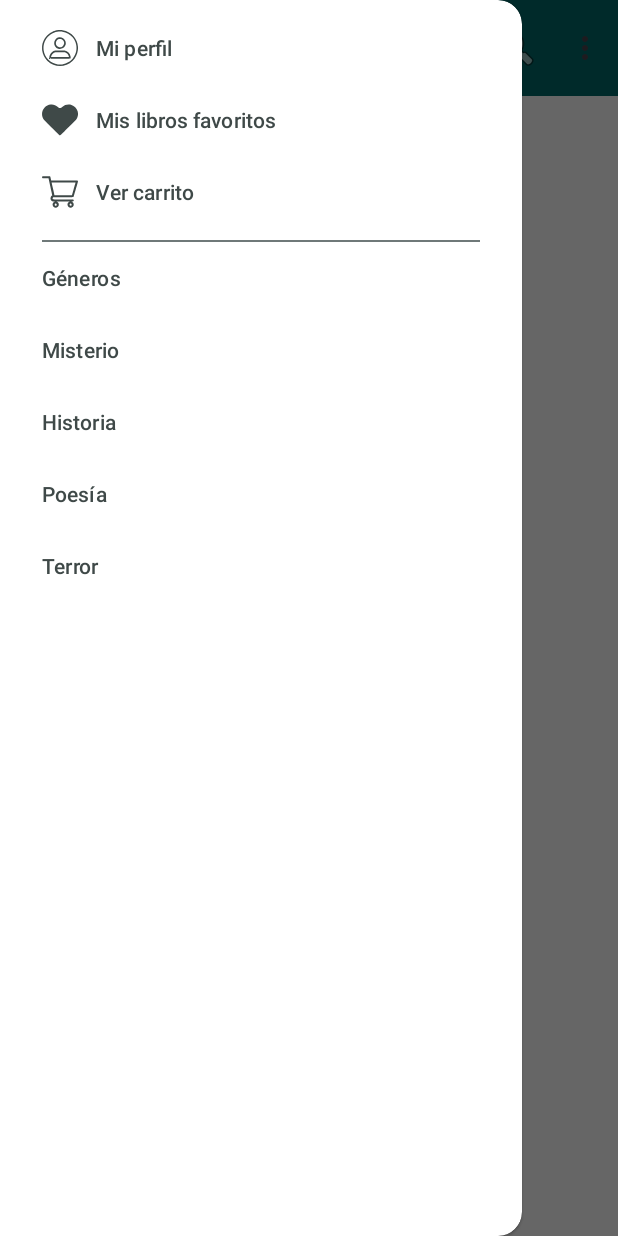
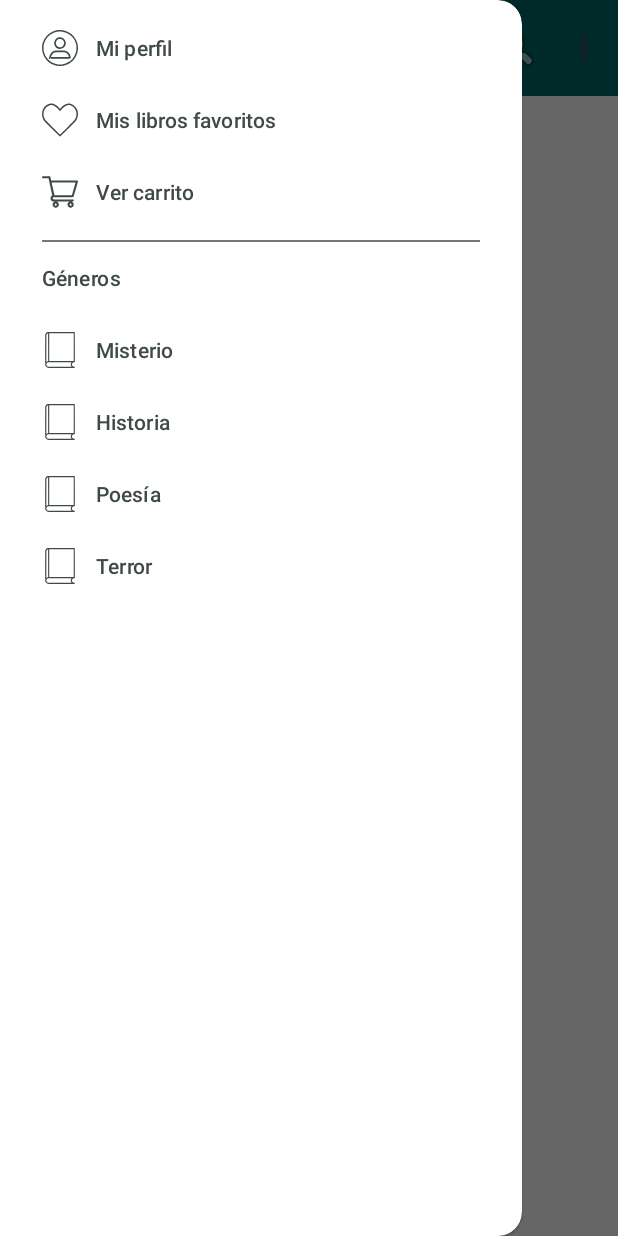
Before and after one commit to avdeloya13/CatBooks, an Android app: the screen it shows after launch (MainActivity), with the side drawer open, on a phone screen of 412 x 824 dp. Run offline under Robolectric (Android 15) with nearby library versions, the phone set to English and light mode, and no system bars.

Commit message:
[add]: icons

```diff
--- /dev/null
+++ b/app/src/main/res/drawable/ic_book.xml
@@ -0,0 +1,11 @@
+<vector xmlns:android="http://schemas.android.com/apk/res/android"
+    android:width="512dp"
+    android:height="512dp"
+    android:viewportWidth="512"
+    android:viewportHeight="512">
+  <path
+      android:pathData="M83.35,1.42C67.33,5.3 53.9,17.44 47.75,33.58L45.5,39.5 45.22,251.5C44.92,483.87 44.65,472.29 50.72,485C54.05,491.97 63.66,501.51 71.61,505.73C84.1,512.35 71.59,511.97 275.2,511.98C408.47,512 460.58,511.69 462.34,510.89C467.11,508.72 468.31,502.59 464.75,498.56C462.98,496.55 461.04,495.81 455.63,495.06C447.09,493.89 439.27,490.14 434.63,485.02C422.11,471.16 422.42,451.53 435.35,438.6C440.85,433.1 447.14,430.15 455.53,429.14C461.13,428.46 462.74,427.84 464.67,425.6L467,422.89 467,214.99C467,64.76 466.69,6.42 465.89,4.66C465.28,3.32 463.68,1.72 462.34,1.11C458.62,-0.59 90.38,-0.29 83.35,1.42M103,214.5L103,412 277,412L451,412 451,214.5L451,17 277,17L103,17 103,214.5M80,20.23C74.09,23.15 67.99,29.35 64.95,35.53L62.5,40.5 62.24,232.85L61.99,425.19 65.13,422.55C69.29,419.04 74.32,416.55 81.28,414.52L87,412.86 87,215.43C87,58.15 86.75,18 85.75,18C85.06,18 82.47,19 80,20.23M86,429.93C77.34,432.58 68.72,439.85 64.82,447.8C61.44,454.7 61.08,466.52 64.01,474.33C66.95,482.15 74.77,490.02 82.46,492.9L88.07,495 254.55,495L421.03,495 417.58,489.98C411.34,480.91 409.6,474.91 409.59,462.5C409.58,449.97 411.4,443.48 417.51,434.29L421.02,429 254.76,429.09C163.32,429.13 87.38,429.52 86,429.93"
+      android:fillColor="#dfdddd"
+      android:fillType="evenOdd"
+      android:strokeColor="#00000000"/>
+</vector>
--- a/app/src/main/res/drawable/ic_favs.xml
+++ b/app/src/main/res/drawable/ic_favs.xml
@@ -1,5 +1,11 @@
-<vector xmlns:android="http://schemas.android.com/apk/res/android" android:height="510dp" android:viewportHeight="512" android:viewportWidth="512" android:width="510dp">
-
-    <path android:fillColor="#dfdddd" android:fillType="evenOdd" android:pathData="M123.5,36.6C89.52,40.01 61.11,53.42 37.87,77.03C-8.2,123.83 -12.56,197.93 27.63,251.3C30.2,254.71 80.72,305.99 139.9,365.26C227.34,452.83 248.3,473.33 251.75,474.65C260.21,477.88 254.31,483.25 373.05,364.26C487.33,249.73 488.05,248.96 497.52,230.4C504.33,217.06 511,194.4 511,184.6C511,182.68 511.45,180.84 512,180.5C512.57,180.15 513,175.14 513,168.88C513,161.8 512.64,158.1 512,158.5C511.4,158.87 511,157.66 511,155.52C511,150.46 508.37,137.94 505.32,128.5C492.41,88.49 459.08,55.22 419.34,42.67C405.05,38.15 394.72,36.63 378.5,36.63C343.3,36.63 313.69,48.26 287,72.56C281.78,77.32 275.99,81.5 272,83.4C266.14,86.19 264.56,86.5 256,86.5C247.44,86.5 245.86,86.19 240,83.4C236.05,81.52 230.19,77.3 225.07,72.65C199.7,49.63 171.43,37.9 138.21,36.62C132.32,36.39 125.7,36.38 123.5,36.6M0.38,170C0.38,176.32 0.54,178.91 0.74,175.75C0.94,172.59 0.94,167.41 0.74,164.25C0.54,161.09 0.38,163.68 0.38,170" android:strokeColor="#00000000"/>
-
+<vector xmlns:android="http://schemas.android.com/apk/res/android"
+    android:width="512dp"
+    android:height="512dp"
+    android:viewportWidth="512"
+    android:viewportHeight="512">
+  <path
+      android:pathData="M127,21.66C79.49,24.97 38.64,54.04 16.44,100.36C-3,140.91 -5.11,188.36 10.69,230C19,251.93 27.83,265.37 47.9,286.68C56.1,295.38 105.04,344.64 156.65,396.13C225.68,465.01 251.23,489.89 253.25,490.24C254.76,490.51 257.24,490.51 258.75,490.24C260.77,489.89 289.29,462.03 366.84,384.63C424.77,326.81 474.76,276.13 477.92,272C496.26,248.04 506.34,223.59 510.7,192.5C512.59,179 513.49,159.58 512.2,160.38C511.67,160.7 510.98,157.33 510.6,152.61C509.32,136.93 503.66,117.26 495.56,100.36C478.64,65.04 448.96,37.99 415.55,27.41C373.22,14.01 334.73,23.8 294.5,58.21C283.7,67.44 269.23,82.37 260.99,92.75C258.7,95.64 256.46,98 256,98C255.54,98 253.3,95.64 251.01,92.75C237.33,75.5 214.39,53.99 198.5,43.53C174.76,27.9 149.29,20.11 127,21.66M115,44.49C44.93,58.54 3.44,142.68 29.19,218.5C36.42,239.8 44.71,252.43 66.48,275.38C91.09,301.3 254.93,464.19 256.03,463.82C256.56,463.64 301.69,419.1 356.32,364.84C424.74,296.88 457.72,263.44 462.29,257.36C475.15,240.28 484.84,217.79 488.51,196.5C490.79,183.24 490.79,160.8 488.51,147.5C479.93,97.41 446.61,57.62 403.5,45.98C392.02,42.88 373.75,42.19 363.38,44.47C332.69,51.22 299.66,76.46 270.83,115.19C261.9,127.19 258.92,129.12 252.57,127.02C249.9,126.14 247.34,123.48 241.17,115.19C212.88,77.19 180.57,52.16 150.5,44.94C141.12,42.68 125.03,42.48 115,44.49M0.37,171.5C0.38,177.55 0.54,179.9 0.74,176.71C0.94,173.53 0.94,168.58 0.74,165.71C0.54,162.85 0.37,165.45 0.37,171.5"
+      android:fillColor="#dfdddd"
+      android:fillType="evenOdd"
+      android:strokeColor="#00000000"/>
 </vector>
--- a/app/src/main/res/menu/menu_navigation_drawer.xml
+++ b/app/src/main/res/menu/menu_navigation_drawer.xml
@@ -26,18 +26,22 @@
             <item
                 android:id="@+id/gen_misterio"
                 android:title="@string/radio_button1"
+                android:icon="@drawable/ic_book"
                 android:checkable="true" />
             <item
                 android:id="@+id/gen_historia"
                 android:title="@string/radio_button2"
+                android:icon="@drawable/ic_book"
                 android:checkable="true" />
             <item
                 android:id="@+id/gen_poesia"
                 android:title="@string/radio_button3"
+                android:icon="@drawable/ic_book"
                 android:checkable="true" />
             <item
                 android:id="@+id/gen_terror"
                 android:title="@string/radio_button4"
+                android:icon="@drawable/ic_book"
                 android:checkable="true" />
         </menu>
     </item>
```
